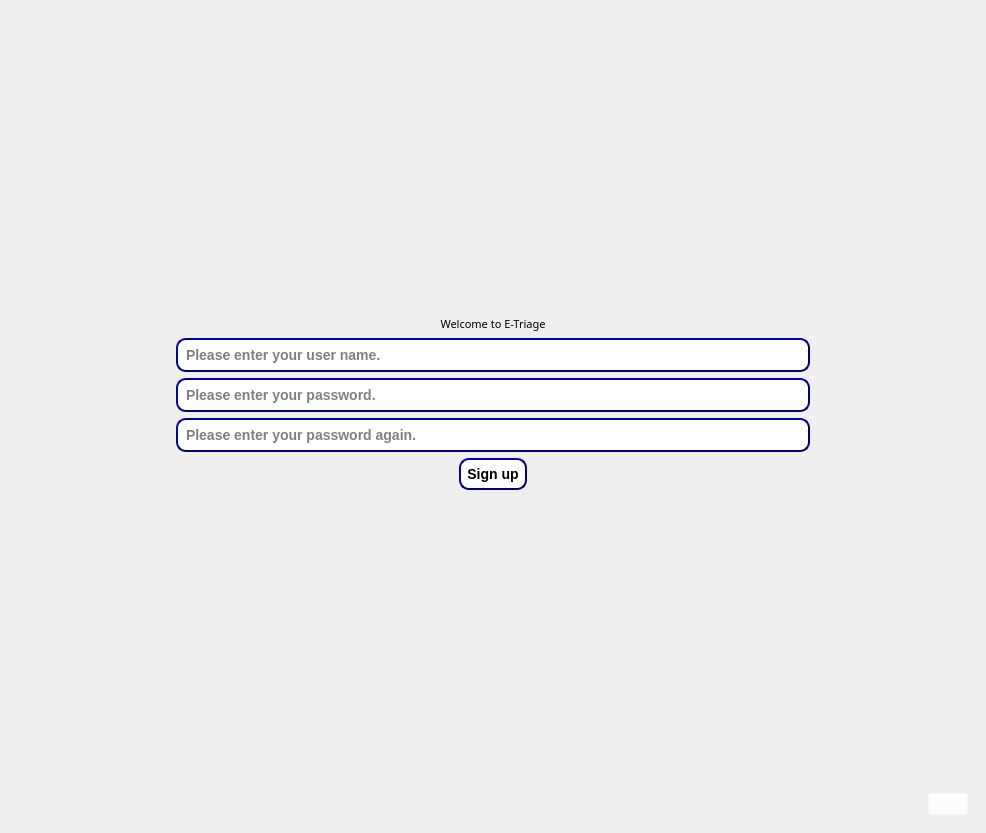
Qt form ui_files/LoginWindow.ui (bburakcetinkaya/e-triyaj-ui) before a commit.
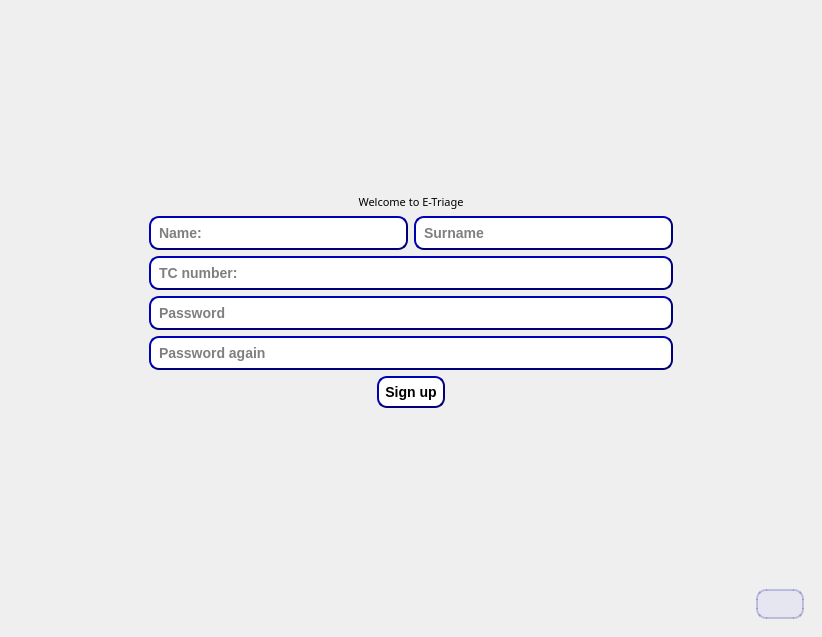
The same form after that commit. The open tabs and pages were chosen to show the change. Icons and pictures are not drawn.

Patch:
```diff
--- a/ui_files/LoginWindow.ui
+++ b/ui_files/LoginWindow.ui
@@ -9,8 +9,8 @@
    <rect>
     <x>0</x>
     <y>0</y>
-    <width>986</width>
-    <height>833</height>
+    <width>822</width>
+    <height>637</height>
    </rect>
   </property>
   <property name="sizePolicy">
@@ -413,6 +413,56 @@
                 </property>
                </widget>
               </item>
+              <item>
+               <layout class="QHBoxLayout" name="horizontalLayout_7">
+                <item>
+                 <widget class="QLineEdit" name="name_lineEdit_2">
+                  <property name="styleSheet">
+                   <string notr="true">QLineEdit {
+    background-color:  rgb(255,255,255);
+    border-style: outset;
+    border-width: 2px;
+    border-radius: 10px;
+    border-color: rgb(0, 0, 120);
+    font: bold 14px;
+	color: black;
+    min-width: 5em;
+    padding: 6px;
+}</string>
+                  </property>
+                  <property name="text">
+                   <string/>
+                  </property>
+                  <property name="placeholderText">
+                   <string>Name:</string>
+                  </property>
+                 </widget>
+                </item>
+                <item>
+                 <widget class="QLineEdit" name="name_lineEdit_3">
+                  <property name="styleSheet">
+                   <string notr="true">QLineEdit {
+    background-color:  rgb(255,255,255);
+    border-style: outset;
+    border-width: 2px;
+    border-radius: 10px;
+    border-color: rgb(0, 0, 120);
+    font: bold 14px;
+	color: black;
+    min-width: 5em;
+    padding: 6px;
+}</string>
+                  </property>
+                  <property name="text">
+                   <string/>
+                  </property>
+                  <property name="placeholderText">
+                   <string>Surname</string>
+                  </property>
+                 </widget>
+                </item>
+               </layout>
+              </item>
               <item>
                <widget class="QLineEdit" name="name_lineEdit">
                 <property name="styleSheet">
@@ -432,7 +482,7 @@
                  <string/>
                 </property>
                 <property name="placeholderText">
-                 <string>Please enter your user name.</string>
+                 <string>TC number:</string>
                 </property>
                </widget>
               </item>
@@ -452,7 +502,7 @@
 }</string>
                 </property>
                 <property name="placeholderText">
-                 <string>Please enter your password.</string>
+                 <string>Password</string>
                 </property>
                </widget>
               </item>
@@ -472,7 +522,7 @@
 }</string>
                 </property>
                 <property name="placeholderText">
-                 <string>Please enter your password again.</string>
+                 <string>Password again</string>
                 </property>
                </widget>
               </item>
@@ -578,7 +628,7 @@
             <item>
              <widget class="QPushButton" name="exitButton_newUser">
               <property name="styleSheet">
-               <string notr="true">#exitButton
+               <string notr="true">#exitButton_newUser
 {
     background-color:  rgb(0,0,255,10);
     border-style: outset;
```
Left out of the diff: 8 changed lines with no effect on the pictures.
